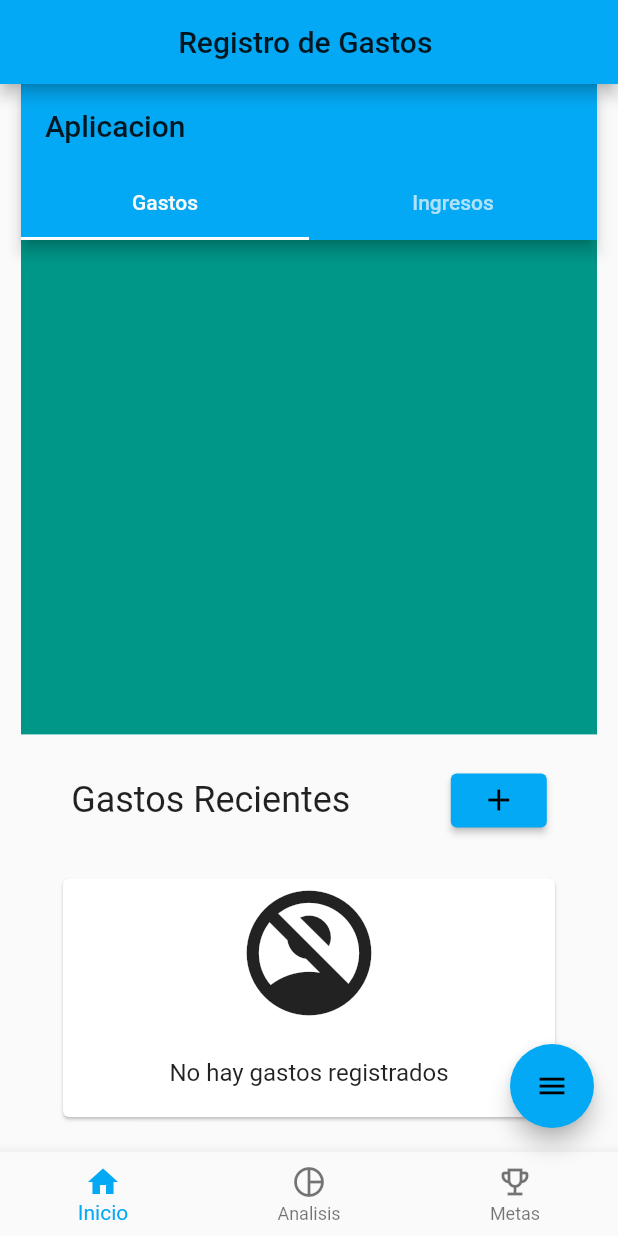
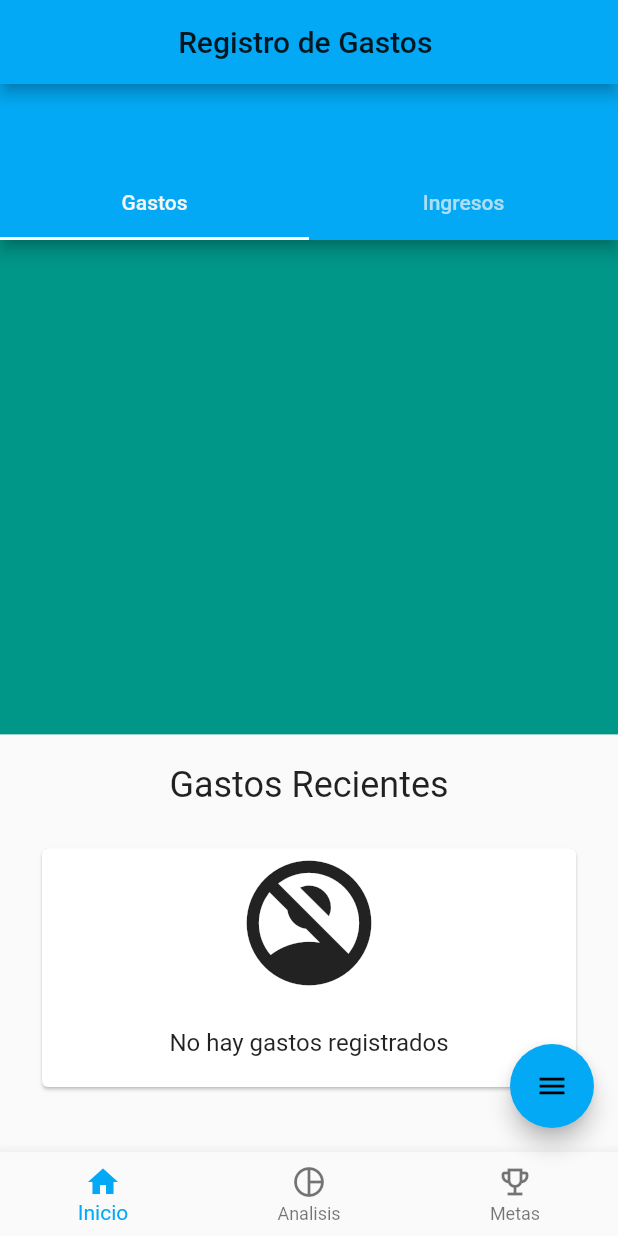
Before and after one commit to samiel1410/Proyecto-Web, a Flutter app: the screen it shows after launch, on a phone screen of 412 x 824 dp. Run offline on Flutter 3.47's test engine with Material 2 defaults, Android fonts, the phone set to English and light mode, and no system bars; drawn by our look-alikes of flutter_speed_dial; our stand-ins replace flutter_holo_date_picker, image_picker, shared_preferences, sqflite, syncfusion_flutter_charts; missing offline and left inert: cloudinary_public; accounts and stored records are empty; network calls fail.

Commit message:
Shared Preferences

```diff
--- a/lib/main.dart
+++ b/lib/main.dart
@@ -23,7 +23,7 @@ class MyApp extends StatelessWidget {
           getDarkMode().then((value) => provider.darkMode = value);
           return MaterialApp(
             debugShowCheckedModeBanner: false,
-            title: 'Aplicacion',
+
             theme: ThemeData(
                 brightness: provider.darkMode == true
                     ? Brightness.dark
--- a/lib/src/pages/forms/expense_form.dart
+++ b/lib/src/pages/forms/expense_form.dart
@@ -220,7 +220,7 @@ _dateOfPage() {
             pickerTheme: DateTimePickerTheme(
 
               backgroundColor: Theme.of(context).canvasColor,
-              itemTextStyle: TextStyle(color: Theme.of(context).primaryColor),
+              itemTextStyle: TextStyle(color: Theme.of(context).accentColor),
               dividerColor: Theme.of(context).disabledColor,
             ),
           )
--- a/lib/src/pages/forms/income_form.dart
+++ b/lib/src/pages/forms/income_form.dart
@@ -168,7 +168,7 @@ class _IncomeFormState extends State<IncomeForm> {
             },
             pickerTheme: DateTimePickerTheme(
               backgroundColor: Theme.of(context).canvasColor,
-              itemTextStyle: TextStyle(color: Theme.of(context).primaryColor),
+              itemTextStyle: TextStyle(color: Theme.of(context).accentColor),
               dividerColor: Theme.of(context).disabledColor,
             ),
           )
--- a/lib/src/pages/goal_page.dart
+++ b/lib/src/pages/goal_page.dart
@@ -36,10 +36,10 @@ class _GoalElementPageState extends State<GoalElementPage>
     return Scaffold(
       appBar:  AppBar(
       bottom:TabBar(
-        labelColor: Theme.of(context).canvasColor,
+        labelColor: Theme.of(context).selectedRowColor,
         controller: _tabController,
         tabs: myTabs,
-      ),title: Text("Metas")),
+      )),
       body: TabBarView(
         controller: _tabController,
         children: [GoalElementForm(), GoalElementList()],
--- a/lib/src/pages/main_page.dart
+++ b/lib/src/pages/main_page.dart
@@ -50,7 +50,7 @@ class MainPage extends StatelessWidget {
         ],*/
       ),
       body: Container(
-          margin: EdgeInsets.symmetric(horizontal: 14.0),
+
           child: contentWidget[selectedPage]),
       floatingActionButton: selectedPage == 0
           ? SpeedDial(
@@ -75,11 +75,11 @@ class MainPage extends StatelessWidget {
                         fontWeight: FontWeight.w500,
                         color: Colors.white,
                         fontSize: 16.0),
-                    labelBackgroundColor: Theme.of(context).backgroundColor),
+                    labelBackgroundColor: Theme.of(context).accentColor),
                 // EXPENSE
                 SpeedDialChild(
                     child: Icon(Icons.money_off),
-                    backgroundColor: Color(0xFF801E48),
+                    backgroundColor: Theme.of(context).accentColor,
                     onTap: () {
                       Navigator.push(
                           context,
@@ -91,11 +91,11 @@ class MainPage extends StatelessWidget {
                         fontWeight: FontWeight.w500,
                         color: Colors.white,
                         fontSize: 16.0),
-                    labelBackgroundColor: Color(0xFF801E48)),
+                    labelBackgroundColor: Theme.of(context).accentColor),
                 //SHARED PREFRENCE(THEME)
                 SpeedDialChild(
                     child: Icon(Icons.settings),
-                    backgroundColor: Color(0xFF801E48),
+                    backgroundColor: Theme.of(context).accentColor,
                     onTap: () {
                       Navigator.push(
                           context,
@@ -107,7 +107,7 @@ class MainPage extends StatelessWidget {
                         fontWeight: FontWeight.w500,
                         color: Colors.white,
                         fontSize: 16.0),
-                    labelBackgroundColor: Color(0xFF801E48))
+                    labelBackgroundColor: Theme.of(context).accentColor)
               ],
             )
           : null,
--- a/lib/src/utils/standard_widgets.dart
+++ b/lib/src/utils/standard_widgets.dart
@@ -58,7 +58,7 @@ class Standard {
   }
 
   static Widget titleToForm(BuildContext context, String title) {
-    Color _color = Theme.of(context).cardColor;
+    Color _color = Theme.of(context).selectedRowColor;
     return Container(
       margin: EdgeInsets.symmetric(vertical: 14.0),
       child: Text(title,
@@ -83,7 +83,7 @@ class Standard {
   }
 
   static Widget titleToForm2(BuildContext context, String title) {
-    Color _color = Theme.of(context).cardColor;
+    Color _color = Theme.of(context).selectedRowColor;
     return Container(
       margin: EdgeInsets.symmetric(vertical: 7.0),
       child: Text(title,
--- a/lib/src/widgets/content/home_widget.dart
+++ b/lib/src/widgets/content/home_widget.dart
@@ -1,8 +1,6 @@
 //import 'package:js/js.dart';
 import 'package:flutter/material.dart';
-import 'package:pagosapp_group/src/pages/forms/expense_form.dart';
-import 'package:pagosapp_group/src/pages/forms/income_form.dart';
-import 'package:pagosapp_group/src/utils/standard_widgets.dart';
+
 import 'package:pagosapp_group/src/widgets/lists/expense_list.dart';
 import 'package:pagosapp_group/src/widgets/lists/income_lits.dart';
 
@@ -45,9 +43,9 @@ SingleTickerProviderStateMixin{
     appBar: AppBar(
     bottom:TabBar(
 
-          labelColor: Theme.of(context).canvasColor,
+          labelColor: Theme.of(context).selectedRowColor,
           controller: _tabController,
-          tabs: myTabs),title:Text("Aplicacion")),
+          tabs: myTabs),),
       body: TabBarView(
           controller: _tabController,
           children: [_gastos(), _ingresos()],
@@ -78,16 +76,6 @@ SingleTickerProviderStateMixin{
               // ignore: deprecated_member_use
 
 
-               ElevatedButton(
-                child: Icon(Icons.add),
-                onPressed: () {
-                   Navigator.push(
-                      context,
-                      MaterialPageRoute(
-                        builder: (context) => ExpenseForm()));
-                }
-              )
-
             ]),
             //PaymentsList(idperson: 'IT3P9wP2ph065ese9ExW',)
             ExpenseList()
@@ -98,35 +86,26 @@ SingleTickerProviderStateMixin{
   }
   _ingresos(){
     return Scaffold(
-      appBar:  AppBar(title: Text("Ingresos" ,),),
+
         body: SingleChildScrollView(
           child: Column(
             children: [
+                   Row(mainAxisAlignment: MainAxisAlignment.spaceAround, children: [
+              Text("Ingresos recientes",
+                  style: Theme.of(context).textTheme.headline5),
+              // ignore: deprecated_member_use
+
+
+
+
+            ]),
               //PaymentsList(idperson: 'IT3P9wP2ph065ese9ExW',)
               IncomeList()
             ],
           )
         ),
-       floatingActionButton: Row(
-          mainAxisAlignment: MainAxisAlignment.end,
-          children: [
-            Tooltip(
-              message: "Agregar Sueldo",
-              child: ElevatedButton(
-                style: Standard.buttonStandardStyle(context),
-                onPressed: () {
-                  Navigator.push(
-                      context,
-                      MaterialPageRoute(
-                        builder: (context) => IncomeForm(),
-                      ));
-                },
-                child: const Icon(Icons.add),
-              ),
-            ),
 
-          ],
-        ));
+        );
 
   }
 }
```
Also changed, not shown: 1 other file.
